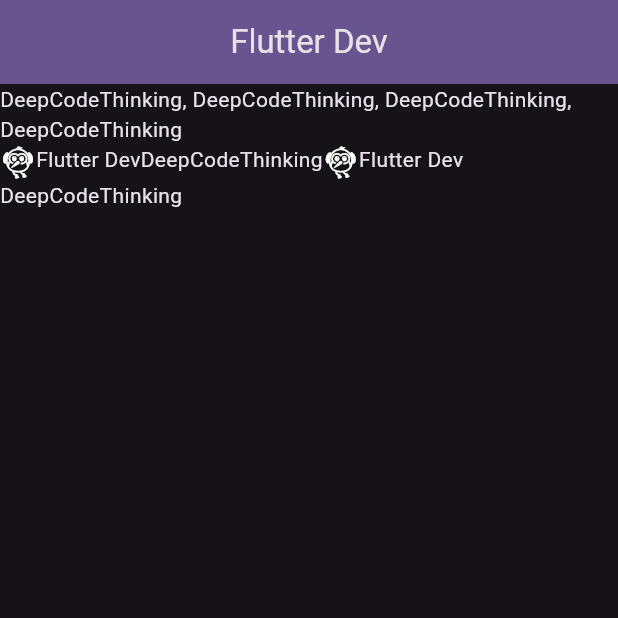
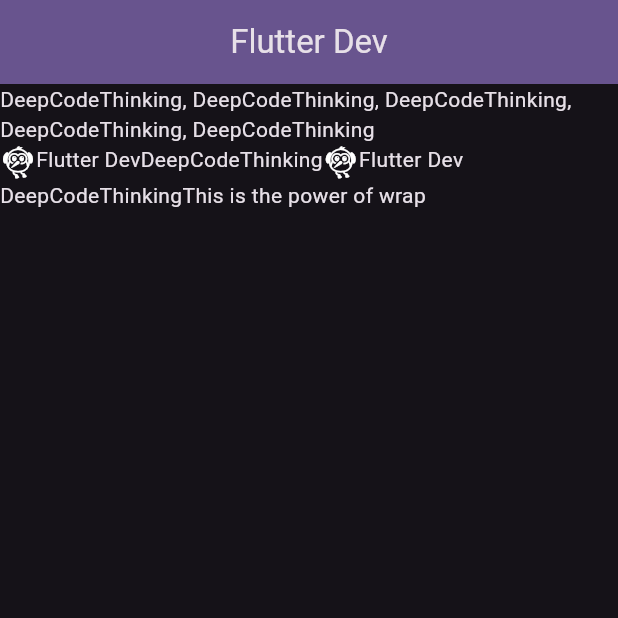
Before and after one commit to DCT-Berinyuy/Learn_Flutter_Dev, a Flutter app: the screen it shows after launch, on a phone screen of 412 x 824 dp, the top half of it. Run offline on Flutter 3.47's test engine with Material 3 defaults, Android fonts, the phone set to English and light mode, and no system bars.

Commit message:
chapter 3: master layout

```diff
--- a/lib/main.dart
+++ b/lib/main.dart
@@ -49,13 +49,14 @@ class _MyHomePageState extends State<MyHomePage> {
       ),
       body: Wrap(
         children: [
-          Text('DeepCodeThinking, DeepCodeThinking, DeepCodeThinking, DeepCodeThinking'),
+          Text('DeepCodeThinking, DeepCodeThinking, DeepCodeThinking, DeepCodeThinking, DeepCodeThinking'),
           Icon(Icons.flutter_dash),
           Text('Flutter Dev'),
           Text('DeepCodeThinking'),
           Icon(Icons.flutter_dash),
           Text('Flutter Dev'),
           Text('DeepCodeThinking'),
+          Text('This is the power of wrap'),
         ],
       )
     );
```
